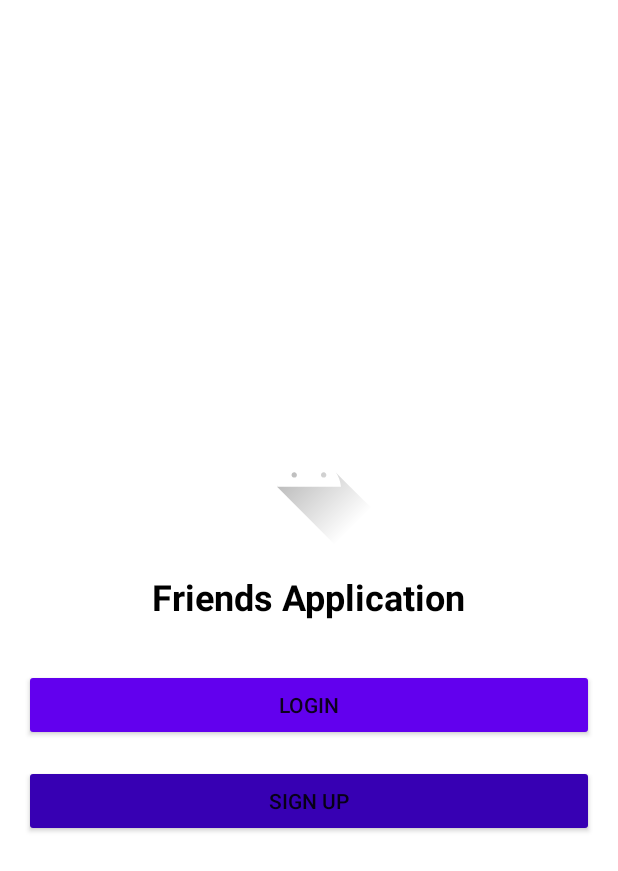
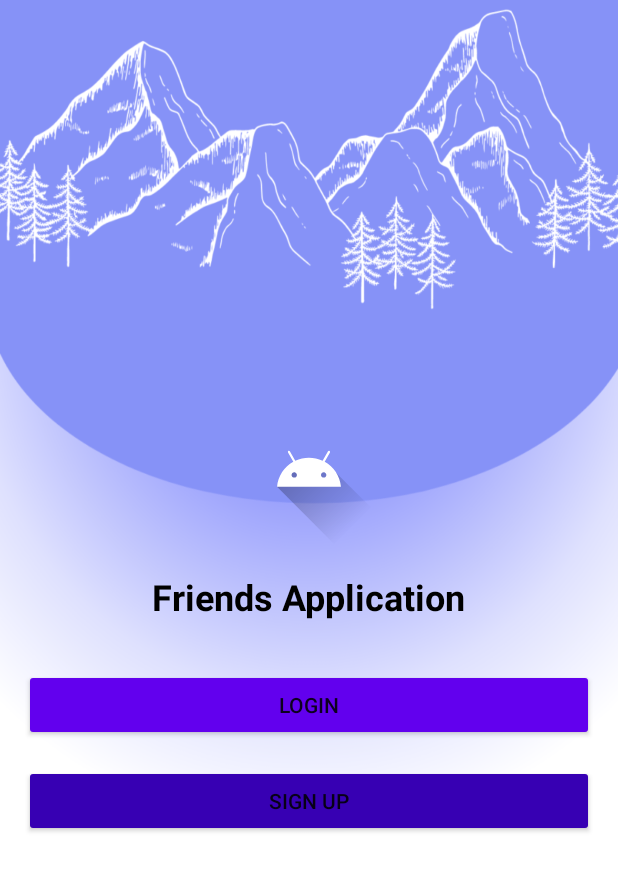
Before and after one commit to nahian00777/Mobile-App-Development-Project, an Android app built with Jetpack Compose: the screen it shows after launch (MainActivity), on a phone screen of 412 x 824 dp. Shown: the top 871 px of the screen. Run offline under Robolectric (Android 15) with nearby library versions, the phone set to English and light mode, and no system bars.

Commit message:
mainbkg new upload

```diff
--- a/app/src/main/java/com/knowbuddy/friendsforever/MainActivity.kt
+++ b/app/src/main/java/com/knowbuddy/friendsforever/MainActivity.kt
@@ -20,7 +20,7 @@ class MainActivity : ComponentActivity() {
         val loginButton: Button = findViewById(R.id.loginButton)
 
         loginButton.setOnClickListener {
-            val intent = Intent(this, LoginPage::class.java)
+            val intent = Intent(this, HomePage::class.java)
             startActivity(intent)
         }
         val signUpButton: Button = findViewById(R.id.signUpButton)
--- a/app/src/main/res/layout/opening_page.xml
+++ b/app/src/main/res/layout/opening_page.xml
@@ -2,7 +2,7 @@
 <LinearLayout xmlns:android="http://schemas.android.com/apk/res/android"
     android:layout_width="match_parent"
     android:layout_height="match_parent"
-    android:background="@color/white"
+    android:background="@drawable/mainbkg"
     android:gravity="center"
     android:orientation="vertical"
     android:padding="16dp">
```
Also changed, not shown: app/src/main/res/drawable/mainbkg.png.
